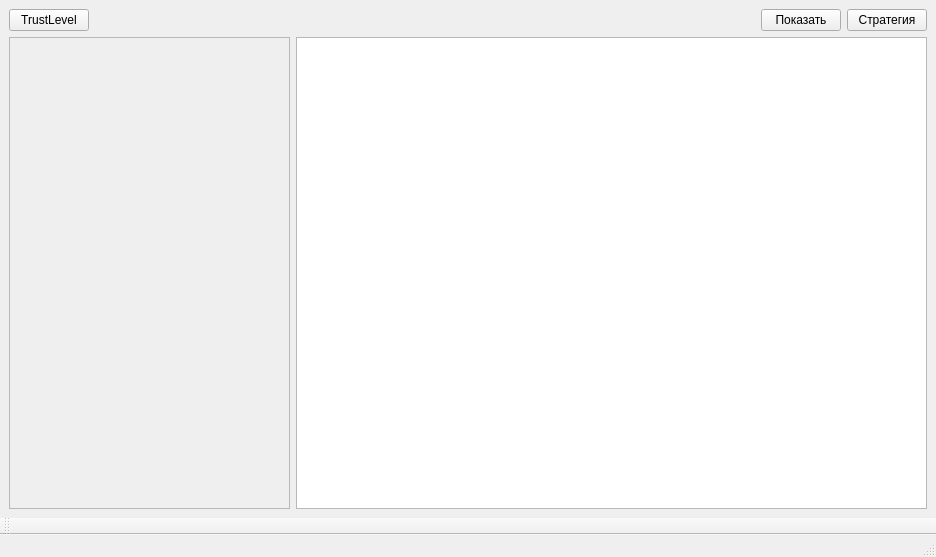
First picture: the form in researchremed.ui, repository iliner23/openRadar, before the edit.
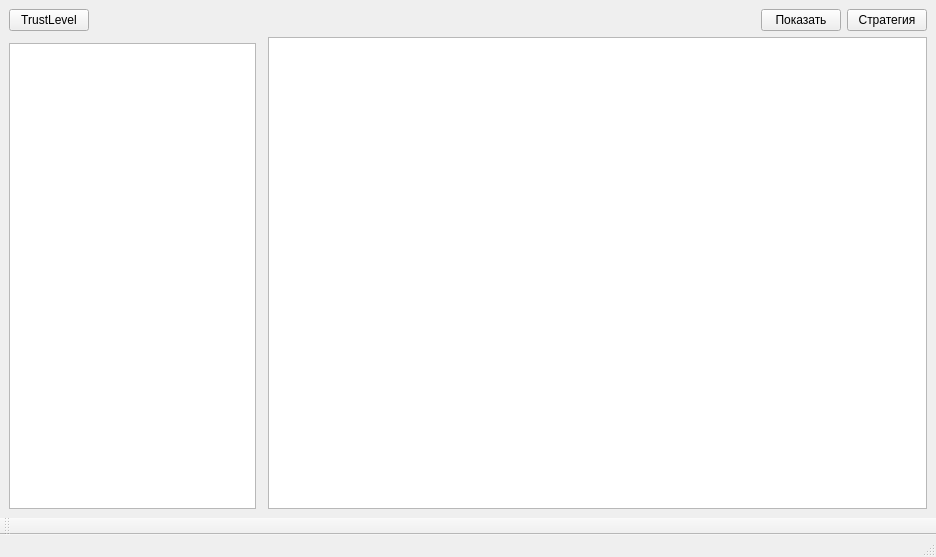
Second picture: the form after the edit.

The edit to the form file:
```diff
--- a/researchremed.ui
+++ b/researchremed.ui
@@ -14,11 +14,8 @@
    <string>Dialog</string>
   </property>
   <widget class="QWidget" name="horizontalLayoutWidget">
-   <layout class="QGridLayout" name="gridLayout" columnstretch="4,9">
-    <item row="1" column="1">
-     <widget class="QGraphicsView" name="graphicsView"/>
-    </item>
-    <item row="0" column="0" colspan="2">
+   <layout class="QGridLayout" name="gridLayout" rowstretch="0,0" columnstretch="3,0,8">
+    <item row="0" column="0" colspan="3">
      <layout class="QHBoxLayout" name="horizontalLayout">
       <item>
        <widget class="QPushButton" name="pushButton">
@@ -56,31 +53,21 @@
       </item>
      </layout>
     </item>
+    <item row="1" column="2">
+     <widget class="QGraphicsView" name="graphicsView"/>
+    </item>
     <item row="1" column="0">
-     <widget class="QScrollArea" name="scrollArea">
-      <property name="verticalScrollBarPolicy">
-       <enum>Qt::ScrollBarAsNeeded</enum>
+     <layout class="QVBoxLayout" name="verticalLayout_4">
+      <property name="topMargin">
+       <number>0</number>
       </property>
-      <property name="horizontalScrollBarPolicy">
-       <enum>Qt::ScrollBarAsNeeded</enum>
-      </property>
-      <property name="sizeAdjustPolicy">
-       <enum>QAbstractScrollArea::AdjustToContents</enum>
-      </property>
-      <property name="widgetResizable">
-       <bool>true</bool>
-      </property>
-      <widget class="QWidget" name="scrollAreaWidgetContents">
-       <property name="geometry">
-        <rect>
-         <x>0</x>
-         <y>0</y>
-         <width>277</width>
-         <height>455</height>
-        </rect>
-       </property>
-      </widget>
-     </widget>
+      <item>
+       <widget class="QWidget" name="widget" native="true"/>
+      </item>
+      <item>
+       <widget class="QListWidget" name="listWidget"/>
+      </item>
+     </layout>
     </item>
    </layout>
   </widget>
```
